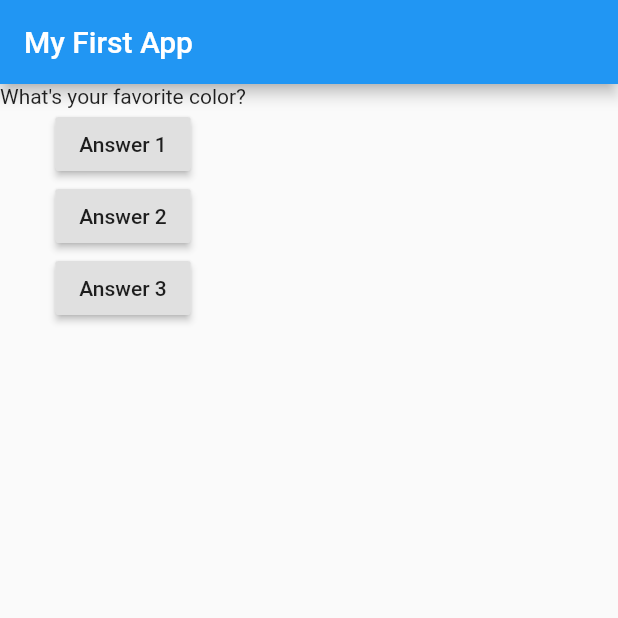
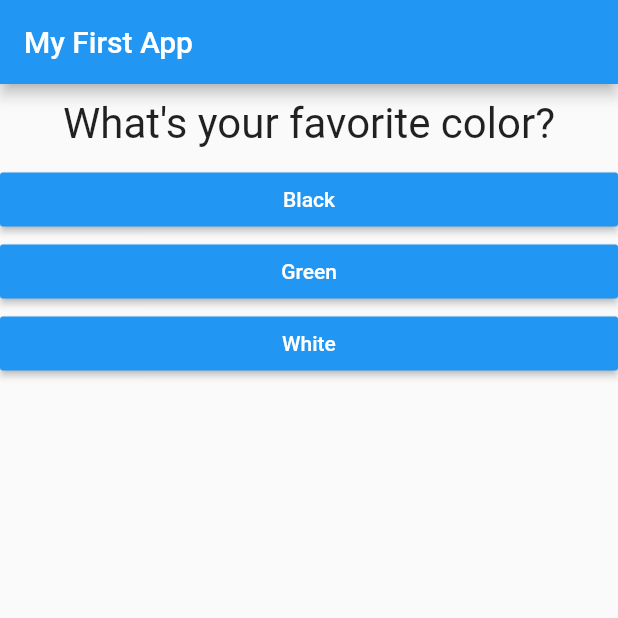
Before and after one commit to xc0rv0/flutter_grad_path, a Flutter app: the screen it shows after launch, on a phone screen of 412 x 824 dp, the top half of it. Run offline on Flutter 3.47's test engine with Material 2 defaults, Android fonts, the phone set to English and light mode, and no system bars.

Commit message:
Quiz app

```diff
--- a/lib/main.dart
+++ b/lib/main.dart
@@ -1,48 +1,89 @@
 import 'package:flutter/material.dart';
-
+import './quiz.dart';
+import './result.dart';
 //void main() {
 //  runApp(MyApp());
 //}
 
 void main() => runApp(MyApp());
 
-class MyApp extends StatelessWidget {
-  var questionIndex = 0;
+class MyApp extends StatefulWidget {
+  @override
+  State<StatefulWidget> createState() {
+    // TODO: implement createState
+    return _MyAppState();
+  }
+}
 
-  void answerQuestion() {
-    questionIndex = questionIndex + 1;
-    print(questionIndex);
+class _MyAppState extends State<MyApp> {
+  final _questions = const [
+    {
+      'questionText': 'What\'s your favorite color?',
+      'answers': [
+        {'text': 'Black', 'score': 10},
+        {'text': 'Green', 'score': 6},
+        {'text': 'White', 'score': 8},
+      ]
+    },
+    {
+      'questionText': 'What\' your fa vorute animal?',
+      'answers': [
+        {'text': 'Rabbit', 'score': 3},
+        {'text': 'Snake', 'score': 11},
+        {'text': 'Elephant', 'score': 5},
+      ]
+    },
+    {
+      'questionText': 'who\'s your favorute Instructor?',
+      'answers': [
+        {'text': 'Max', 'score': 1},
+        {'text': 'Max', 'score': 1},
+        {'text': 'Max', 'score': 1},
+      ]
+    },
+  ];
+
+  var _questionIndex = 0;
+  var _totalScore = 0;
+
+  void _resetQuiz() {
+    setState(() {
+      _questionIndex = 0;
+      _totalScore = 0;
+    });
+  }
+
+  void _answerQuestion(int score) {
+    // var aBool = true;
+    // aBool = false;
+    _totalScore += score;
+    setState(() {
+      _questionIndex = _questionIndex + 1;
+    });
+    print(_questionIndex);
+    if (_questionIndex < _questions.length) {
+      print('We have more questions!');
+    } else {
+      print('No more questions!');
+    }
   }
 
   @override
   Widget build(BuildContext context) {
-    var questions = [
-      'What\'s your favorite color?',
-      'What\' your favorute animal?',
-    ];
+    // questions[]; // doesn't work if question is const
+
     return MaterialApp(
-      home: Scaffold(
-        appBar: AppBar(
-          title: Text('My First App'),
-        ),
-        body: Column(
-          children: [
-            Text(questions[questionIndex]),
-            RaisedButton(
-              child: Text('Answer 1'),
-              onPressed: answerQuestion,
-            ),
-            RaisedButton(
-              child: Text('Answer 2'),
-              onPressed: answerQuestion,
-            ),
-            RaisedButton(
-              child: Text('Answer 3'),
-              onPressed: answerQuestion,
-            ),
-          ],
-        ),
+        home: Scaffold(
+      appBar: AppBar(
+        title: Text('My First App'),
       ),
-    );
+      body: _questionIndex < _questions.length
+          ? Quiz(
+              answerQuestion: _answerQuestion,
+              questionIndex: _questionIndex,
+              questions: _questions,
+            )
+          : Result(_totalScore, _resetQuiz),
+    ));
   }
 }
--- /dev/null
+++ b/lib/quiz.dart
@@ -0,0 +1,29 @@
+import 'package:flutter/material.dart';
+import './question.dart';
+import './answer.dart';
+
+class Quiz extends StatelessWidget {
+  final List<Map<String, Object>> questions;
+  final Function answerQuestion;
+  final int questionIndex;
+
+  Quiz(
+      {@required this.questions,
+      @required this.answerQuestion,
+      @required this.questionIndex});
+
+  @override
+  Widget build(BuildContext context) {
+    return Column(
+      children: [
+        Question(
+          questions[questionIndex]['questionText'],
+        ),
+        ...(questions[questionIndex]['answers'] as List<Map<String, Object>>)
+            .map((answer) {
+          return Answer(() => answerQuestion(answer['score']), answer['text']);
+        }).toList()
+      ],
+    );
+  }
+}
```
Also changed, not shown: lib/result.dart (added, +43 -0 lines).
